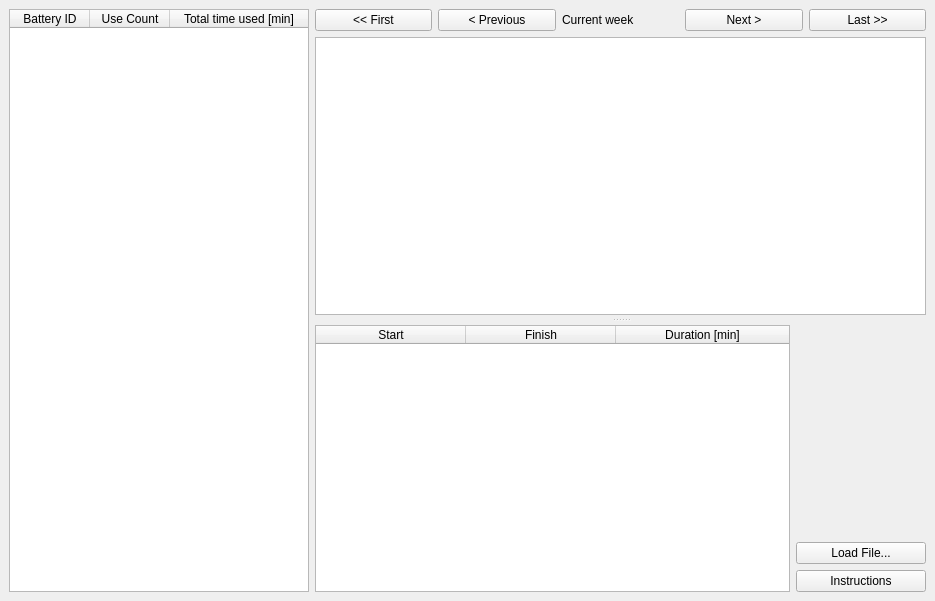
Qt form mainwindow.ui (j-glow/battery-analyzer) before a commit.
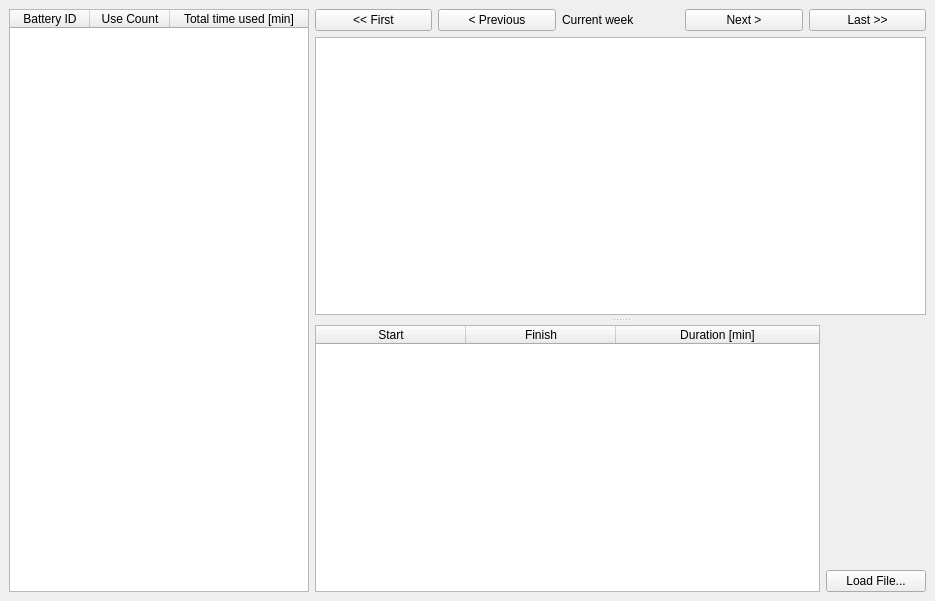
The same form after that commit. Custom widgets are drawn as their Qt base class.

Commit message: ui almost ready, trying to get multiple sets in order to show daily usage better on charts

```diff
--- a/mainwindow.ui
+++ b/mainwindow.ui
@@ -104,7 +104,7 @@
         <property name="handleWidth">
          <number>10</number>
         </property>
-        <widget class="QWidget" name="">
+        <widget class="QWidget" name="layoutWidget">
          <layout class="QVBoxLayout" name="verticalLayout_2">
           <item>
            <layout class="QHBoxLayout" name="horizontalLayout">
@@ -154,13 +154,25 @@
           </item>
          </layout>
         </widget>
-        <widget class="QWidget" name="">
+        <widget class="QWidget" name="layoutWidget">
          <layout class="QHBoxLayout" name="horizontalLayout_2">
           <property name="sizeConstraint">
            <enum>QLayout::SetDefaultConstraint</enum>
           </property>
           <item>
            <widget class="QTableWidget" name="recordTable">
+            <property name="sizePolicy">
+             <sizepolicy hsizetype="Expanding" vsizetype="Expanding">
+              <horstretch>0</horstretch>
+              <verstretch>1</verstretch>
+             </sizepolicy>
+            </property>
+            <property name="minimumSize">
+             <size>
+              <width>500</width>
+              <height>0</height>
+             </size>
+            </property>
             <property name="maximumSize">
              <size>
               <width>16777215</width>
@@ -188,6 +200,12 @@
             <attribute name="horizontalHeaderStretchLastSection">
              <bool>true</bool>
             </attribute>
+            <attribute name="verticalHeaderMinimumSectionSize">
+             <number>20</number>
+            </attribute>
+            <attribute name="verticalHeaderDefaultSectionSize">
+             <number>20</number>
+            </attribute>
             <attribute name="verticalHeaderShowSortIndicator" stdset="0">
              <bool>true</bool>
             </attribute>
@@ -230,7 +248,7 @@
              <widget class="QPushButton" name="buttonLoad">
               <property name="minimumSize">
                <size>
-                <width>130</width>
+                <width>100</width>
                 <height>0</height>
                </size>
               </property>
@@ -239,13 +257,6 @@
               </property>
              </widget>
             </item>
-            <item>
-             <widget class="QPushButton" name="buttonInstr">
-              <property name="text">
-               <string>Instructions</string>
-              </property>
-             </widget>
-            </item>
            </layout>
           </item>
          </layout>
```
Left out of the diff: 6 changed lines with no effect on the pictures. The commit also changes 3 other files.
